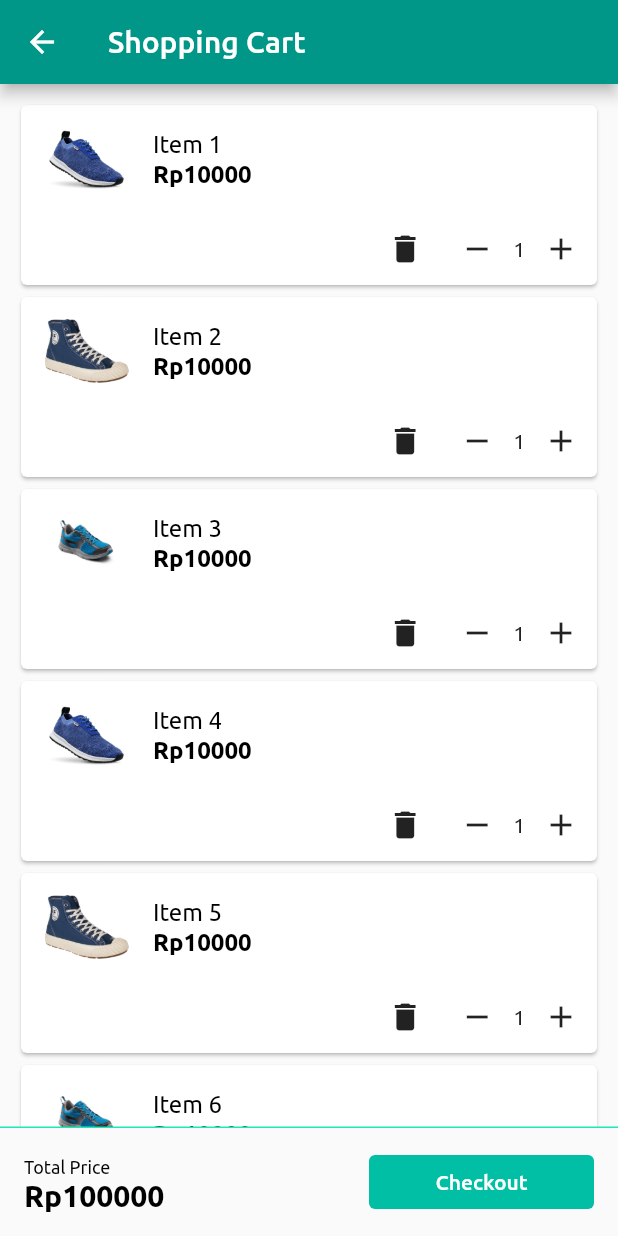
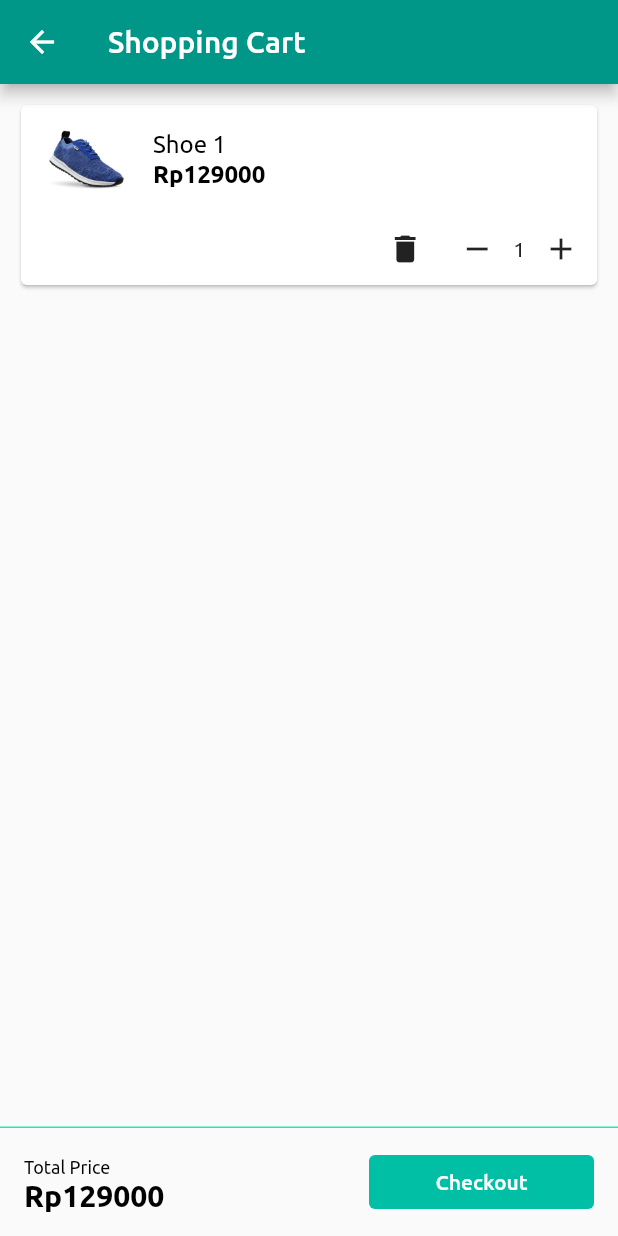
Before and after one commit to ManEnfu/inthe-store, a Flutter app: the screen it shows after launch, after a tap on "Add to Cart", on a phone screen of 412 x 824 dp. Run offline on Flutter 3.47's test engine with Material 2 defaults, Android fonts, the phone set to English and light mode, and no system bars; project files that could hold a hidden picture were left out.

Commit message:
shopping cart state management

```diff
--- a/lib/main.dart
+++ b/lib/main.dart
@@ -1,5 +1,9 @@
 import 'package:flutter/material.dart';
+import 'package:provider/provider.dart';
+
 import 'package:inthe_store/models/product.dart';
+import 'package:inthe_store/models/cart.dart';
+
 import 'package:inthe_store/ui/product_detail/index.dart';
 import 'package:inthe_store/ui/shopping_cart/index.dart';
 import 'package:inthe_store/ui/catalog/index.dart';
@@ -30,5 +34,10 @@ class StoreApp extends StatelessWidget {
 
 void main() {
   // Jalankan StoreApp
-  runApp(const StoreApp());
+  runApp(
+    ChangeNotifierProvider(
+      create: (context) => Cart(),
+      child: const StoreApp()
+    ),
+  );
 }
--- /dev/null
+++ b/lib/models/cart.dart
@@ -0,0 +1,59 @@
+import 'dart:collection';
+
+import 'package:flutter/material.dart';
+import 'package:inthe_store/models/product.dart';
+
+class CartItem {
+  CartItem({
+    required this.product,
+    this.qty = 1,
+  });
+
+  final Product product;
+  int qty;
+}
+
+class Cart extends ChangeNotifier {
+  final List<CartItem> _items = [];
+
+  UnmodifiableListView<CartItem> get items {
+    return UnmodifiableListView(_items);
+  }
+
+  void addToCart(Product product, {qty = 1}) {
+    if (inCart(product)) return;
+    _items.add(CartItem(
+      product: product,
+      qty: qty
+    ));
+    notifyListeners();
+  }
+
+  void removeFromCart(int index) {
+    _items.removeAt(index);
+    notifyListeners();
+  }
+
+  void incItemQty(int index) {
+    _items[index].qty++;
+    notifyListeners();
+  }
+
+  void decItemQty(int index) {
+    if (_items[index].qty <= 1) return;
+    _items[index].qty--;
+    notifyListeners();
+  }
+
+  int get totalPrice {
+    int ret = 0;
+    for (int i = 0; i < _items.length; i++) {
+      ret += _items[i].product.price * _items[i].qty;
+    }
+    return ret;
+  }
+
+  bool inCart(Product product) {
+    return _items.any((item) => item.product == product);
+  }
+}
--- a/lib/ui/catalog/index.dart
+++ b/lib/ui/catalog/index.dart
@@ -1,5 +1,8 @@
 import 'package:flutter/material.dart';
+import 'package:provider/provider.dart';
+
 import 'package:inthe_store/models/product.dart';
+import 'package:inthe_store/models/cart.dart';
 
 class CatalogPage extends StatelessWidget {
   const CatalogPage({
@@ -118,6 +121,8 @@ class CatalogProductCard extends StatelessWidget {
                             backgroundColor: Colors.tealAccent.shade700,
                           ),
                           onPressed: () {
+                            Provider.of<Cart>(context, listen: false)
+                              .addToCart(product);
                             Navigator.pushNamed(context, '/shopping_cart');
                           },
                         )
--- a/lib/ui/product_detail/index.dart
+++ b/lib/ui/product_detail/index.dart
@@ -1,5 +1,8 @@
 import 'package:flutter/material.dart';
+import 'package:provider/provider.dart';
+
 import 'package:inthe_store/models/product.dart';
+import 'package:inthe_store/models/cart.dart';
 
 class ProductDetailPage extends StatelessWidget {
   const ProductDetailPage({
@@ -79,6 +82,8 @@ class ProductDetailPage extends StatelessWidget {
               backgroundColor: Colors.tealAccent.shade700,
             ),
             onPressed: () {
+              Provider.of<Cart>(context, listen: false)
+                .addToCart(product);
               Navigator.pushNamed(context, '/shopping_cart');
             },
           )
--- a/lib/ui/shopping_cart/index.dart
+++ b/lib/ui/shopping_cart/index.dart
@@ -1,5 +1,8 @@
 import 'package:flutter/material.dart';
-import 'package:inthe_store/models/product.dart';
+import 'package:provider/provider.dart';
+
+// import 'package:inthe_store/models/product.dart';
+import 'package:inthe_store/models/cart.dart';
 
 // Halaman Shopping Cart
 class ShoppingCartPage extends StatelessWidget {
@@ -9,21 +12,6 @@ class ShoppingCartPage extends StatelessWidget {
 
   @override
   Widget build(BuildContext context) {
-    final List<Product> items = [
-      Product(id: '1', name: 'Item 1', price: 10000, image: 'assets/shoe1.png'),
-      Product(id: '2', name: 'Item 2', price: 10000, image: 'assets/shoe2.jpg'),
-      Product(id: '3', name: 'Item 3', price: 10000, image: 'assets/shoe3.jpg'),
-      Product(id: '4', name: 'Item 4', price: 10000, image: 'assets/shoe1.png'),
-      Product(id: '5', name: 'Item 5', price: 10000, image: 'assets/shoe2.jpg'),
-      Product(id: '6', name: 'Item 6', price: 10000, image: 'assets/shoe3.jpg'),
-      Product(id: '7', name: 'Item 7', price: 10000, image: 'assets/shoe1.png'),
-      Product(id: '8', name: 'Item 8', price: 10000, image: 'assets/shoe2.jpg'),
-      Product(id: '9', name: 'Item 9', price: 10000, image: 'assets/shoe3.jpg'),
-      Product(id: '10', name: 'Item 10', price: 10000, image: 'assets/shoe1.png'),
-      Product(id: '11', name: 'Item 11', price: 10000, image: 'assets/shoe2.jpg'),
-      Product(id: '12', name: 'Item 12', price: 10000, image: 'assets/shoe3.jpg'),
-    ];
-
     return Scaffold(
       appBar: AppBar(
         leading: IconButton(
@@ -35,29 +23,31 @@ class ShoppingCartPage extends StatelessWidget {
         ),
         title: const Text('Shopping Cart')
       ),
-      body: ListView.builder(
+      body: Consumer<Cart>(
+        builder: (BuildContext context, Cart cart, Widget? child) {
+          return ListView.builder(
             padding: const EdgeInsets.all(10),
-        itemCount: items.length,
+            itemCount: cart.items.length,
             itemBuilder: (BuildContext context, int index) {
               return Card(
                 child: Column(
                   children: [
                     ListTile(
                       title: Text(
-                    items[index].name,
+                        cart.items[index].product.name,
                         style: const TextStyle(
                           fontSize: 16,
                           color: Colors.black,
                         ),
                       ),
                       leading: Image.asset(
-                    items[index].image,
+                        cart.items[index].product.image,
                         height: 56.0,
                         width: 56.0,
                         fit: BoxFit.cover,
                       ),
                       subtitle: Text(
-                    'Rp${items[index].price}',
+                        'Rp${cart.items[index].product.price}',
                         style: const TextStyle(
                           fontSize: 16,
                           fontWeight: FontWeight.bold,
@@ -65,19 +55,80 @@ class ShoppingCartPage extends StatelessWidget {
                         ),
                       ),
                     ),
-                const ShoppingCartItemQty(),
+                    ShoppingCartItemQty(index: index),
                   ]
                 ),
               );
             },
+          );
+        }
       ),
-      bottomNavigationBar: Container(
+      bottomNavigationBar: const ShoppingCartTotal(),
+    );
+  }
+}
+
+class ShoppingCartItemQty extends StatelessWidget {
+  const ShoppingCartItemQty({
+    Key? key,
+    required this.index,
+  }) : super(key: key);
+
+  final int index;
+
+  @override
+  Widget build(BuildContext context) {
+    return Row(
+      mainAxisAlignment: MainAxisAlignment.end,
+      children: [
+        IconButton(
+          icon: const Icon(Icons.delete),
+          onPressed: () {
+            Provider.of<Cart>(context, listen: false).removeFromCart(index);
+          },
+        ),
+        // SizedBox(width: 12),
+        IconButton(
+          icon: const Icon(Icons.remove),
+          onPressed: () {
+            Provider.of<Cart>(context, listen: false).decItemQty(index);
+          },
+        ),
+        Selector<Cart, int>(
+          selector: (BuildContext context, Cart cart) {
+            return cart.items[index].qty;
+          },
+          builder: (BuildContext context, int qty, Widget? child) {
+            return Text('$qty');
+          }
+        ),
+        IconButton(
+          icon: const Icon(Icons.add),
+          onPressed: () {
+            Provider.of<Cart>(context, listen: false).incItemQty(index);
+          },
+        ),
+      ],
+    );
+  }
+}
+
+class ShoppingCartTotal extends StatelessWidget {
+  const ShoppingCartTotal({
+    Key? key,
+  }) : super(key: key);
+
+  @override
+  Widget build(BuildContext context) {
+    return Container(
       decoration: BoxDecoration(
         border: Border(
           top: BorderSide(color: Colors.tealAccent.shade400),
         )
       ),
-        child: ListTile(
+      child: Consumer<Cart>(
+        builder: (BuildContext context, Cart cart, Widget? child) {
+          return ListTile(
             title: const Text(
                   'Total Price',
                   style: TextStyle(
@@ -85,9 +136,9 @@ class ShoppingCartPage extends StatelessWidget {
                     color: Colors.black,
                   )
                 ),
-          subtitle: const Text(
-                'Rp100000',
-                style: TextStyle(
+            subtitle: Text(
+                  'Rp${cart.totalPrice}',
+                  style: const TextStyle(
                     fontSize: 20,
                     fontWeight: FontWeight.bold,
                     color: Colors.black,
@@ -101,53 +152,18 @@ class ShoppingCartPage extends StatelessWidget {
                 child: const Text('Checkout'),
                 style: TextButton.styleFrom(
                   primary: Colors.white,
-                backgroundColor: Colors.tealAccent.shade700,
+                  backgroundColor: cart.items.isNotEmpty
+                    ? Colors.tealAccent.shade700
+                    : Colors.grey.shade400,
                 ),
-              onPressed: () {},
+                onPressed: cart.items.isNotEmpty
+                  ? () {}
+                  : null,
               ),
-          )
-        )
             )
           );
         }
-}
-
-class ShoppingCartItemQty extends StatefulWidget {
-  const ShoppingCartItemQty({
-    Key? key,
-  }) : super(key: key);
-
-  @override
-  State<ShoppingCartItemQty> createState() => _ShoppingCartItemQtyState();
-}
-
-class _ShoppingCartItemQtyState extends State<ShoppingCartItemQty> {
-  int _qty = 1;
-
-  @override
-  Widget build(BuildContext context) {
-    return Row(
-      mainAxisAlignment: MainAxisAlignment.end,
-      children: [
-        IconButton(
-          icon: const Icon(Icons.delete),
-          onPressed: () {},
       ),
-        // SizedBox(width: 12),
-        IconButton(
-          icon: const Icon(Icons.remove),
-          onPressed: () {
-            setState(() { if (_qty > 1) _qty--; });
-          },
-        ),
-        Text('$_qty'),
-        IconButton(
-          icon: const Icon(Icons.add),
-          onPressed: () {
-            setState(() { _qty++; });
-          },
-        ),
-      ],
     );
   }
 }
```
Lines whose indentation alone changed are shown as unchanged.
